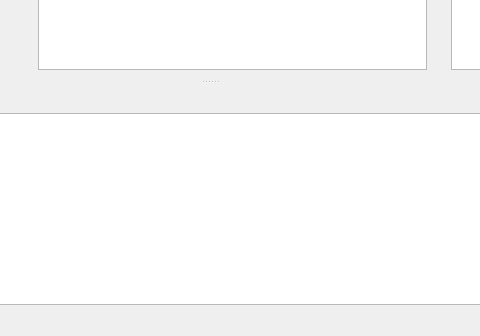
First picture: the form in Gui/GraphViewer.ui, repository matcom/simspider, before the edit; both pictures show x 297 to 777 and y 224 to 560 of the 1013 by 560 pixel window.
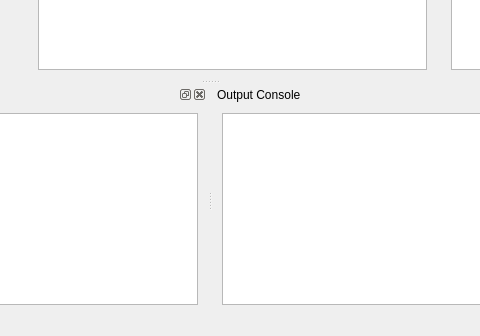
Second picture: the form after the edit. Icons and pictures are not drawn.

Patch:
```diff
--- a/Gui/GraphViewer.ui
+++ b/Gui/GraphViewer.ui
@@ -418,6 +418,33 @@
     </layout>
    </widget>
   </widget>
+  <widget class="QDockWidget" name="dockOutput">
+   <property name="windowTitle">
+    <string>Output Console</string>
+   </property>
+   <attribute name="dockWidgetArea">
+    <number>8</number>
+   </attribute>
+   <widget class="QWidget" name="dockWidgetContents_5">
+    <layout class="QVBoxLayout" name="verticalLayout_4">
+     <item>
+      <widget class="QPlainTextEdit" name="out">
+       <property name="font">
+        <font>
+         <family>Consolas</family>
+        </font>
+       </property>
+       <property name="lineWrapMode">
+        <enum>QPlainTextEdit::NoWrap</enum>
+       </property>
+       <property name="readOnly">
+        <bool>true</bool>
+       </property>
+      </widget>
+     </item>
+    </layout>
+   </widget>
+  </widget>
   <action name="actionSelection">
    <property name="checkable">
     <bool>true</bool>
```
Left out of the diff: 39 changed lines with no effect on the pictures.
